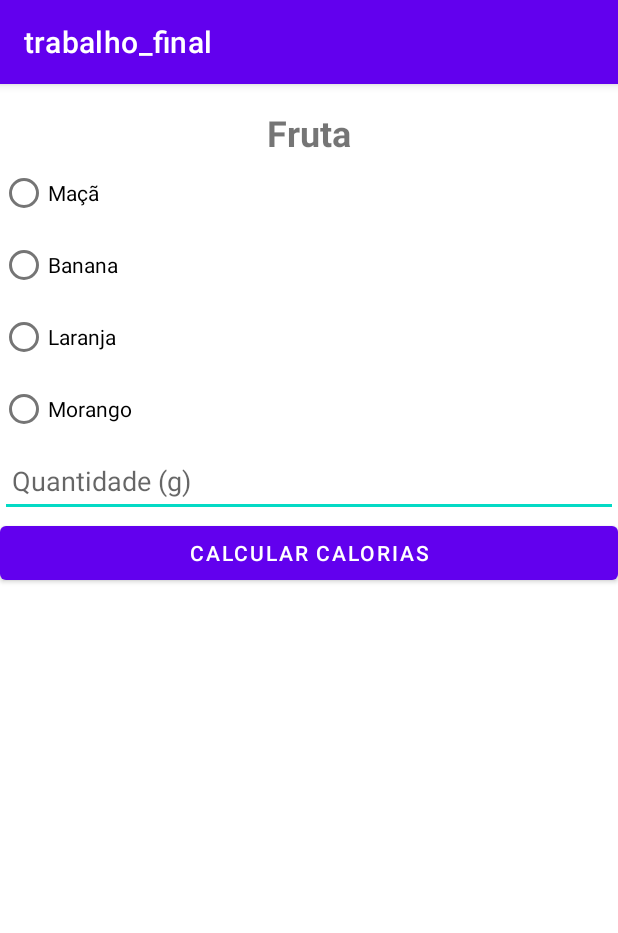
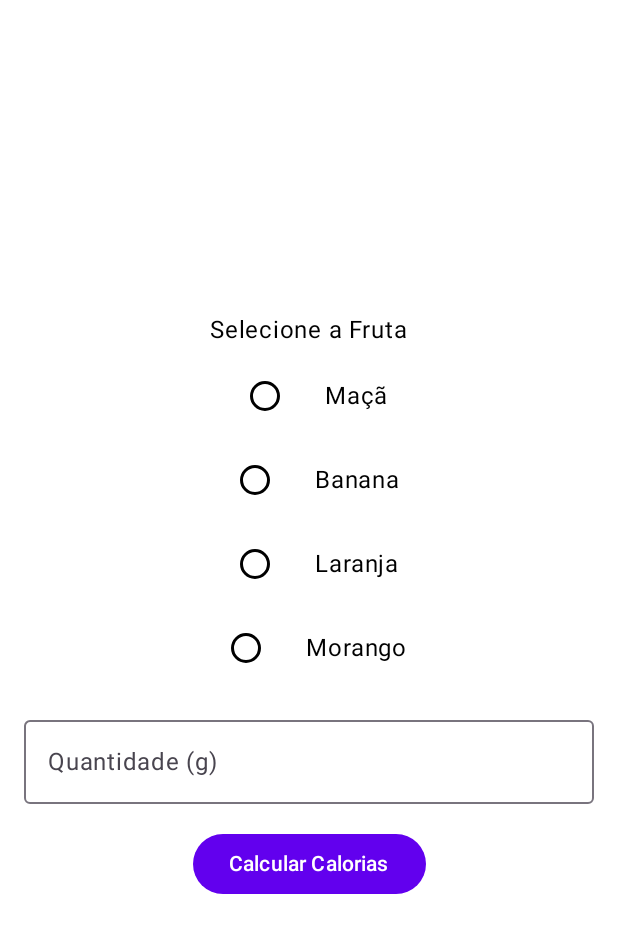
Before and after one commit to Rodrigo261/trabalho_final, an Android app built with Jetpack Compose: the FrutaActivity screen opened directly, with no data from a screen before it, on a phone screen of 412 x 824 dp. Shown: the top 933 px of the screen. Run offline under Robolectric (Android 15) with nearby library versions, the phone set to English and light mode, and no system bars.

Commit message:
alteraçoes na FrutaScreen

```diff
--- /dev/null
+++ b/app/src/main/java/FrutaScreen.kt
@@ -0,0 +1,105 @@
+package com.example.trabalho_final
+
+import android.widget.Toast
+import androidx.compose.foundation.layout.*
+import androidx.compose.material3.*
+import androidx.compose.runtime.*
+import androidx.compose.runtime.saveable.rememberSaveable
+import androidx.compose.ui.Alignment
+import androidx.compose.ui.Modifier
+import androidx.compose.ui.platform.LocalContext
+import androidx.compose.ui.unit.dp
+
+@Composable
+fun FrutaScreen() {
+    var fruta by rememberSaveable { mutableStateOf("") }
+    var quantidade by rememberSaveable { mutableStateOf("") }
+    var totalCalorias by rememberSaveable { mutableStateOf(0) }
+    var showResult by rememberSaveable { mutableStateOf(false) }
+
+    // Definindo as opções para frutas
+    val frutas = listOf(
+        "Maçã",
+        "Banana",
+        "Laranja",
+        "Morango"
+    )
+
+    val context = LocalContext.current
+
+    Column(
+        modifier = Modifier
+            .fillMaxSize()
+            .padding(16.dp),
+        horizontalAlignment = Alignment.CenterHorizontally,
+        verticalArrangement = Arrangement.Center
+    ) {
+        // Seleção de fruta
+        Text(text = "Selecione a Fruta")
+        Spacer(modifier = Modifier.height(8.dp))
+
+        // Botões de rádio para seleção de fruta
+        frutas.forEach { option ->
+            Row(verticalAlignment = Alignment.CenterVertically) {
+                RadioButton(
+                    selected = fruta == option,
+                    onClick = { fruta = option },
+                    colors = RadioButtonDefaults.colors(
+                        selectedColor = MaterialTheme.colorScheme.primary,
+                        unselectedColor = MaterialTheme.colorScheme.onSurface
+                    ),
+                    modifier = Modifier.padding(end = 16.dp)
+                )
+                Text(text = option)
+            }
+            Spacer(modifier = Modifier.height(8.dp))
+        }
+
+        Spacer(modifier = Modifier.height(8.dp))
+
+        // Campo para quantidade em gramas
+        OutlinedTextField(
+            value = quantidade,
+            onValueChange = { quantidade = it },
+            label = { Text("Quantidade (g)") },
+            modifier = Modifier.fillMaxWidth()
+        )
+
+        Spacer(modifier = Modifier.height(16.dp))
+
+        // Botão para calcular calorias
+        Button(onClick = {
+            // Calcular calorias das frutas
+            val calorias = atualizarCaloriasFruta(fruta, quantidade)
+            totalCalorias = calorias
+            showResult = true
+        }) {
+            Text(text = "Calcular Calorias")
+        }
+
+        Spacer(modifier = Modifier.height(16.dp))
+
+        // Exibir calorias calculadas somente quando showResult é true
+        if (showResult) {
+            Text(text = "Total de calorias consumidas: $totalCalorias cal")
+        }
+    }
+}
+
+// Função para calcular as calorias por grama baseadas na fruta
+fun calcularCaloriasPorGramaFruta(fruta: String): Float {
+    return when (fruta) {
+        "Maçã" -> 0.52f // Calorias por grama
+        "Banana" -> 0.89f
+        "Laranja" -> 0.47f
+        "Morango" -> 0.32f
+        else -> 0f // Default para frutas não especificadas corretamente
+    }
+}
+
+// Função para atualizar as calorias totais
+fun atualizarCaloriasFruta(fruta: String, quantidade: String): Int {
+    val quantidadeGramas = quantidade.toIntOrNull() ?: 0
+    val caloriasPorGrama = calcularCaloriasPorGramaFruta(fruta)
+    return (quantidadeGramas * caloriasPorGrama).toInt()
+}
--- a/app/src/main/java/com/example/trabalho_final/FrutaActivity.kt
+++ b/app/src/main/java/com/example/trabalho_final/FrutaActivity.kt
@@ -1,42 +1,34 @@
 package com.example.trabalho_final
 
+
 import android.os.Bundle
-import android.widget.*
-import androidx.appcompat.app.AppCompatActivity
+import androidx.activity.ComponentActivity
+import androidx.activity.compose.setContent
+import androidx.compose.foundation.layout.fillMaxSize
+import androidx.compose.foundation.layout.padding
+import androidx.compose.foundation.layout.Column
+import androidx.compose.foundation.layout.Spacer
+import androidx.compose.foundation.layout.height
+import androidx.compose.material3.Surface
+import androidx.compose.material3.Text
+import androidx.compose.runtime.Composable
+import androidx.compose.ui.Alignment
+import androidx.compose.ui.Modifier
+import androidx.compose.ui.unit.dp
+import com.example.trabalho_final.ui.theme.TrabalhoFinalTheme
 
-class FrutaActivity : AppCompatActivity() {
-
+class FrutaActivity : ComponentActivity() {
     override fun onCreate(savedInstanceState: Bundle?) {
         super.onCreate(savedInstanceState)
-        setContentView(R.layout.activity_fruta)
-
-        val rgFruta = findViewById<RadioGroup>(R.id.rg_fruta)
-        val etQuantidade = findViewById<EditText>(R.id.et_quantidade)
-        val btnCalcular = findViewById<Button>(R.id.btn_calcular)
-        val tvResultado = findViewById<TextView>(R.id.tv_resultado)
-
-        btnCalcular.setOnClickListener {
-            val quantidadeStr = etQuantidade.text.toString()
-
-            if (quantidadeStr.isEmpty()) {
-                Toast.makeText(this, "Por favor, insira a quantidade", Toast.LENGTH_SHORT).show()
-                return@setOnClickListener
+        setContent {
+            TrabalhoFinalTheme {
+                Surface(
+                    modifier = Modifier.fillMaxSize(),
+                    content = {
+                        FrutaScreen()
+                    }
+                )
             }
-
-            val quantidade = quantidadeStr.toInt()
-            val calorias = when (rgFruta.checkedRadioButtonId) {
-                R.id.rb_maca -> calcularCalorias(quantidade, 52)
-                R.id.rb_banana -> calcularCalorias(quantidade, 89)
-                R.id.rb_laranja -> calcularCalorias(quantidade, 43)
-                R.id.rb_morango -> calcularCalorias(quantidade, 32)
-                else -> 0
-            }
-
-            tvResultado.text = "Calorias: $calorias kcal"
         }
     }
-
-    private fun calcularCalorias(quantidade: Int, caloriasPor100g: Int): Int {
-        return (quantidade * caloriasPor100g) / 100
-    }
 }
```
